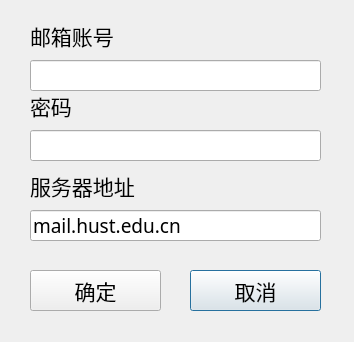
Above: ui_add_account.ui from oliverhust/SendMail before the change. Below: the same form after it.
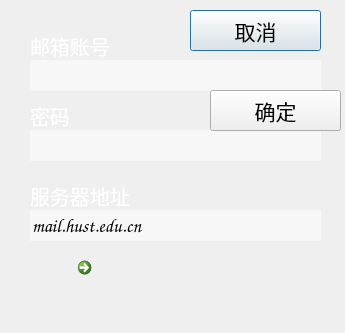
That is the form after the change. Icons and pictures are not drawn.

What changed in the file:
```diff
--- a/ui_add_account.ui
+++ b/ui_add_account.ui
@@ -6,13 +6,18 @@
    <rect>
     <x>0</x>
     <y>0</y>
-    <width>354</width>
-    <height>342</height>
+    <width>345</width>
+    <height>333</height>
    </rect>
   </property>
   <property name="windowTitle">
    <string>添加账号</string>
   </property>
+  <property name="styleSheet">
+   <string notr="true">#Dialog_Account {background-image: url(:/background/dream_like2_s.jpg);}
+
+</string>
+  </property>
   <widget class="QLineEdit" name="lineEdit_user">
    <property name="geometry">
     <rect>
@@ -24,26 +29,41 @@
    </property>
    <property name="font">
     <font>
-     <family>Malgun Gothic Semilight</family>
+     <family>Comic Sans MS</family>
      <pointsize>14</pointsize>
+     <weight>50</weight>
+     <bold>false</bold>
     </font>
    </property>
+   <property name="styleSheet">
+    <string notr="true">background-color: rgba(255, 255, 255, 120);</string>
+   </property>
+   <property name="frame">
+    <bool>false</bool>
+   </property>
   </widget>
   <widget class="QLabel" name="label_6">
    <property name="geometry">
     <rect>
      <x>30</x>
-     <y>170</y>
+     <y>180</y>
      <width>161</width>
      <height>32</height>
     </rect>
    </property>
    <property name="font">
     <font>
-     <family>Malgun Gothic Semilight</family>
-     <pointsize>16</pointsize>
+     <family>Microsoft YaHei UI Light</family>
+     <pointsize>15</pointsize>
+     <weight>3</weight>
+     <italic>false</italic>
+     <bold>false</bold>
     </font>
    </property>
+   <property name="styleSheet">
+    <string notr="true">color: rgb(255, 255, 255);
+font: 25 15pt &quot;Microsoft YaHei UI Light&quot;;</string>
+   </property>
    <property name="text">
     <string>服务器地址</string>
    </property>
@@ -52,7 +72,7 @@
    <property name="geometry">
     <rect>
      <x>190</x>
-     <y>270</y>
+     <y>10</y>
      <width>131</width>
      <height>41</height>
     </rect>
@@ -71,17 +91,24 @@
    <property name="geometry">
     <rect>
      <x>30</x>
-     <y>20</y>
+     <y>30</y>
      <width>91</width>
      <height>32</height>
     </rect>
    </property>
    <property name="font">
     <font>
-     <family>Malgun Gothic Semilight</family>
-     <pointsize>16</pointsize>
+     <family>Microsoft YaHei UI Light</family>
+     <pointsize>15</pointsize>
+     <weight>3</weight>
+     <italic>false</italic>
+     <bold>false</bold>
     </font>
    </property>
+   <property name="styleSheet">
+    <string notr="true">color: rgb(255, 255, 255);
+font: 25 15pt &quot;Microsoft YaHei UI Light&quot;;</string>
+   </property>
    <property name="text">
     <string>邮箱账号</string>
    </property>
@@ -101,6 +128,9 @@
      <pointsize>14</pointsize>
     </font>
    </property>
+   <property name="styleSheet">
+    <string notr="true">background-color: rgba(255, 255, 255, 120);</string>
+   </property>
    <property name="inputMethodHints">
     <set>Qt::ImhHiddenText|Qt::ImhNoAutoUppercase|Qt::ImhNoPredictiveText</set>
    </property>
@@ -110,6 +140,9 @@
    <property name="text">
     <string/>
    </property>
+   <property name="frame">
+    <bool>false</bool>
+   </property>
    <property name="echoMode">
     <enum>QLineEdit::Password</enum>
    </property>
@@ -117,11 +150,11 @@
     <string/>
    </property>
   </widget>
-  <widget class="QPushButton" name="pushButton">
+  <widget class="QPushButton" name="pushButton_old">
    <property name="geometry">
     <rect>
-     <x>30</x>
-     <y>270</y>
+     <x>210</x>
+     <y>90</y>
      <width>131</width>
      <height>41</height>
     </rect>
@@ -140,17 +173,24 @@
    <property name="geometry">
     <rect>
      <x>30</x>
-     <y>90</y>
+     <y>100</y>
      <width>91</width>
      <height>32</height>
     </rect>
    </property>
    <property name="font">
     <font>
-     <family>Malgun Gothic Semilight</family>
-     <pointsize>16</pointsize>
+     <family>Microsoft YaHei UI Light</family>
+     <pointsize>15</pointsize>
+     <weight>3</weight>
+     <italic>false</italic>
+     <bold>false</bold>
     </font>
    </property>
+   <property name="styleSheet">
+    <string notr="true">color: rgb(255, 255, 255);
+font: 25 15pt &quot;Microsoft YaHei UI Light&quot;;</string>
+   </property>
    <property name="text">
     <string>密码</string>
    </property>
@@ -166,13 +206,45 @@
    </property>
    <property name="font">
     <font>
-     <family>Malgun Gothic Semilight</family>
+     <family>Comic Sans MS</family>
      <pointsize>14</pointsize>
     </font>
    </property>
+   <property name="styleSheet">
+    <string notr="true">background-color: rgba(255, 255, 255, 120);</string>
+   </property>
    <property name="text">
     <string>mail.hust.edu.cn</string>
    </property>
+   <property name="frame">
+    <bool>false</bool>
+   </property>
+  </widget>
+  <widget class="QCommandLinkButton" name="pushButton">
+   <property name="geometry">
+    <rect>
+     <x>70</x>
+     <y>250</y>
+     <width>61</width>
+     <height>71</height>
+    </rect>
+   </property>
+   <property name="styleSheet">
+    <string notr="true"/>
+   </property>
+   <property name="text">
+    <string/>
+   </property>
+   <property name="icon">
+    <iconset resource="send1.qrc">
+     <normaloff>:/icon/pic/ico/green_ok_128px_1075415_easyicon.net.ico</normaloff>:/icon/pic/ico/green_ok_128px_1075415_easyicon.net.ico</iconset>
+   </property>
+   <property name="iconSize">
+    <size>
+     <width>50</width>
+     <height>50</height>
+    </size>
+   </property>
   </widget>
  </widget>
  <tabstops>
```
Left out of the diff: 6 changed lines with no effect on the pictures.
